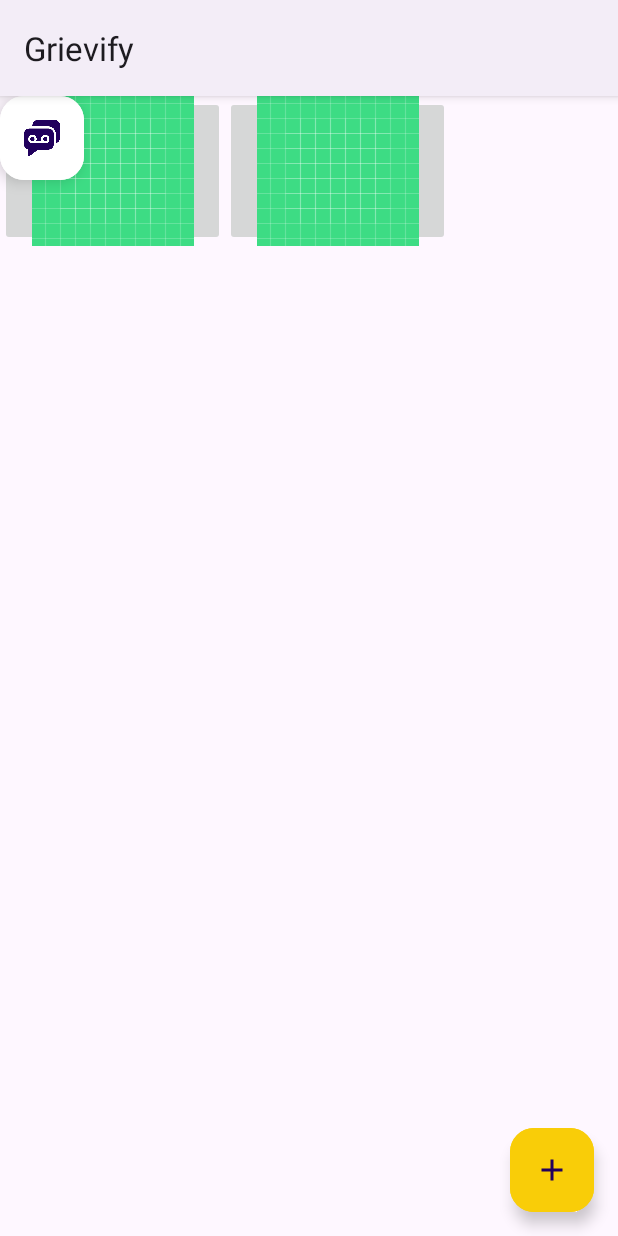
After one commit to navneet-raj-karn/Grievify, an Android app: the fragment HomeFragment shown on its own in the app's theme, on a phone screen of 412 x 824 dp. The commit adds this screen. Run offline under Robolectric (Android 15) with nearby library versions, the phone set to English and light mode, and no system bars.

Commit message:
Add:Home Fragment

```diff
--- /dev/null
+++ b/app/src/main/java/com/example/grievify/ui/main/HomeFragment.kt
@@ -0,0 +1,46 @@
+package com.example.grievify.ui.main
+
+import android.content.Intent
+import android.os.Bundle
+import androidx.fragment.app.Fragment
+import android.view.LayoutInflater
+import android.view.View
+import android.view.ViewGroup
+import android.widget.Toast
+import com.example.grievify.ChatBot
+import com.example.grievify.CreateComplaint
+import com.example.grievify.R
+import com.example.grievify.databinding.FragmentHomeBinding
+import com.google.android.material.floatingactionbutton.ExtendedFloatingActionButton
+
+class HomeFragment : Fragment() {
+    private lateinit var binding: FragmentHomeBinding
+    override fun onCreateView(
+        inflater: LayoutInflater, container: ViewGroup?,
+        savedInstanceState: Bundle?
+    ): View? {
+        binding=FragmentHomeBinding.inflate(layoutInflater)
+        val chatBotActivate: ExtendedFloatingActionButton = binding.sellButton
+        chatBotActivate.setOnClickListener {
+            val intent = Intent(requireContext(),ChatBot::class.java)
+            startActivity(intent)
+            activity?.finish()
+        }
+        binding.register.setOnClickListener {
+            //Toast.makeText(applicationContext,"clicked", Toast.LENGTH_SHORT).show()
+        }
+
+        binding.list.setOnClickListener {
+            //Toast.makeText(applicationContext,"clicked", Toast.LENGTH_SHORT).show()
+        }
+        binding.complain.setOnClickListener {
+            val intent = Intent(requireContext(), CreateComplaint::class.java)
+            startActivity(intent)
+            activity?.finish()
+        }
+        return binding.root
+
+    }
+
+
+}
--- /dev/null
+++ b/app/src/main/res/layout/fragment_home.xml
@@ -0,0 +1,57 @@
+<?xml version="1.0" encoding="utf-8"?>
+<FrameLayout xmlns:android="http://schemas.android.com/apk/res/android"
+    xmlns:tools="http://schemas.android.com/tools"
+    android:layout_width="match_parent"
+    android:layout_height="match_parent"
+    xmlns:app="http://schemas.android.com/apk/res-auto"
+    tools:context=".ui.main.HomeFragment">
+
+    <com.google.android.material.floatingactionbutton.ExtendedFloatingActionButton
+        android:id="@+id/sell_button"
+        android:layout_width="wrap_content"
+        android:layout_height="wrap_content"
+        android:layout_marginBottom="15dp"
+        android:backgroundTint="@color/white"
+        android:layout_marginEnd="15dp"
+        app:icon="@drawable/img"
+        />
+    <LinearLayout
+        android:layout_centerInParent="true"
+        android:orientation="horizontal"
+        android:layout_width="300dp"
+        android:layout_height="wrap_content">
+
+        <ImageButton
+            android:id="@+id/register"
+            android:layout_width="100dp"
+            android:layout_height="100dp"
+            android:layout_weight="1"
+            app:srcCompat="@drawable/ic_launcher_background" />
+
+        <ImageButton
+            android:id="@+id/list"
+            android:layout_width="100dp"
+            android:layout_height="100dp"
+            android:layout_weight="1"
+            app:srcCompat="@drawable/ic_launcher_background" />
+
+    </LinearLayout>
+
+    <androidx.coordinatorlayout.widget.CoordinatorLayout
+        android:layout_width="match_parent"
+        android:layout_height="match_parent">
+
+        <com.google.android.material.floatingactionbutton.ExtendedFloatingActionButton
+            android:id="@+id/complain"
+            android:layout_width="wrap_content"
+            android:layout_height="wrap_content"
+            android:layout_gravity="bottom|end"
+            android:layout_margin="16dp"
+            android:backgroundTint="@color/colourAccent"
+
+            app:icon="@drawable/baseline_add_24"
+            />
+
+    </androidx.coordinatorlayout.widget.CoordinatorLayout>
+
+</FrameLayout>
```
Also changed, not shown: app/src/main/java/com/example/grievify/MainActivity.kt (+0 -15 lines), app/src/main/res/layout/activity_main.xml (+4 -46 lines).
